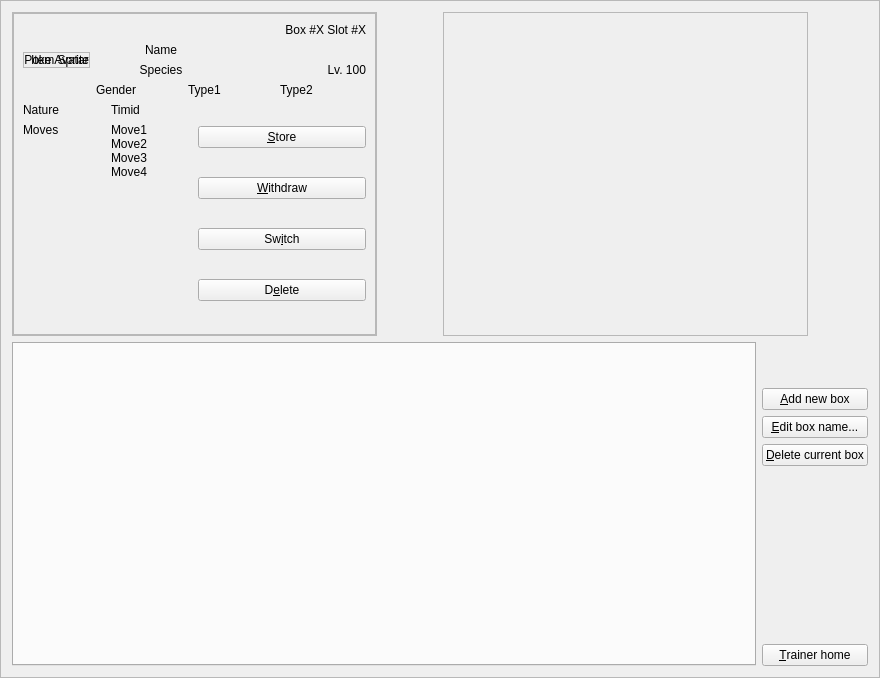
po-devs/pokemon-online, file src/Teambuilder/Teambuilder/pokeboxes.ui: the form before one commit.
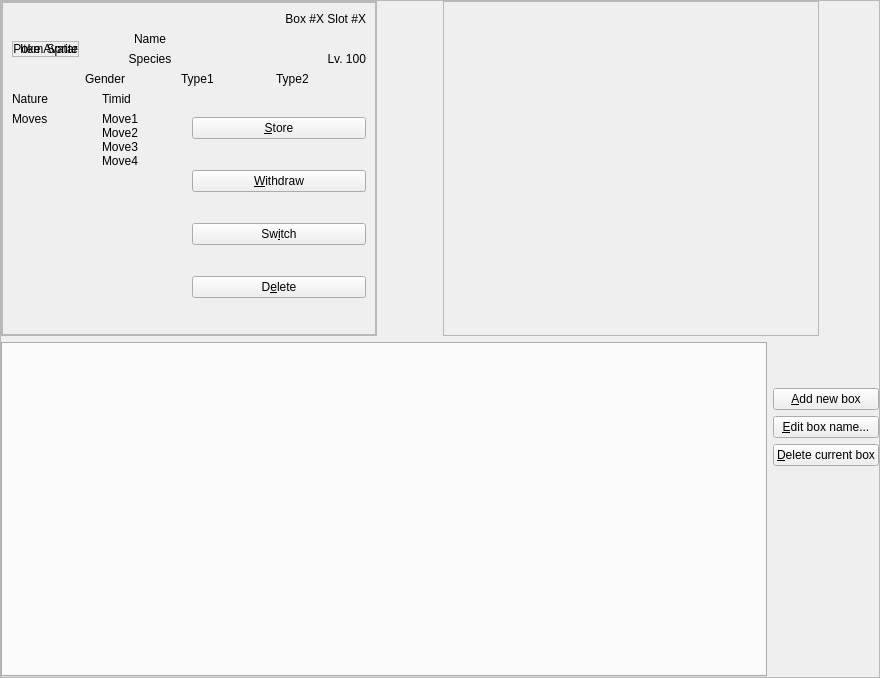
The form after the commit. Custom widgets are drawn as their Qt base class.

Patch:
```diff
--- a/src/Teambuilder/Teambuilder/pokeboxes.ui
+++ b/src/Teambuilder/Teambuilder/pokeboxes.ui
@@ -20,6 +20,9 @@
    <enum>QFrame::Raised</enum>
   </property>
   <layout class="QVBoxLayout" name="verticalLayout_5">
+   <property name="margin">
+    <number>0</number>
+   </property>
    <item>
     <layout class="QHBoxLayout" name="horizontalLayout_2">
      <item>
@@ -343,13 +346,6 @@
        </property>
       </spacer>
      </item>
-     <item row="5" column="1">
-      <widget class="QPushButton" name="trainerHome">
-       <property name="text">
-        <string>&amp;Trainer home</string>
-       </property>
-      </widget>
-     </item>
      <item row="0" column="0" rowspan="6">
       <widget class="QDragReactiveTabWidget" name="boxes">
        <property name="currentIndex">
```
